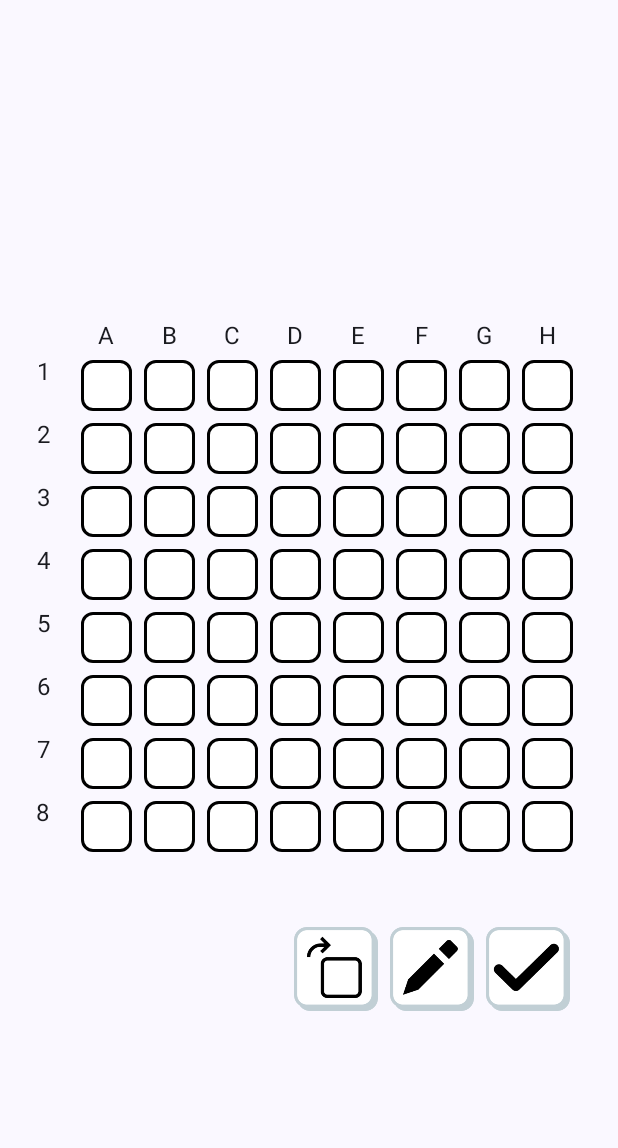
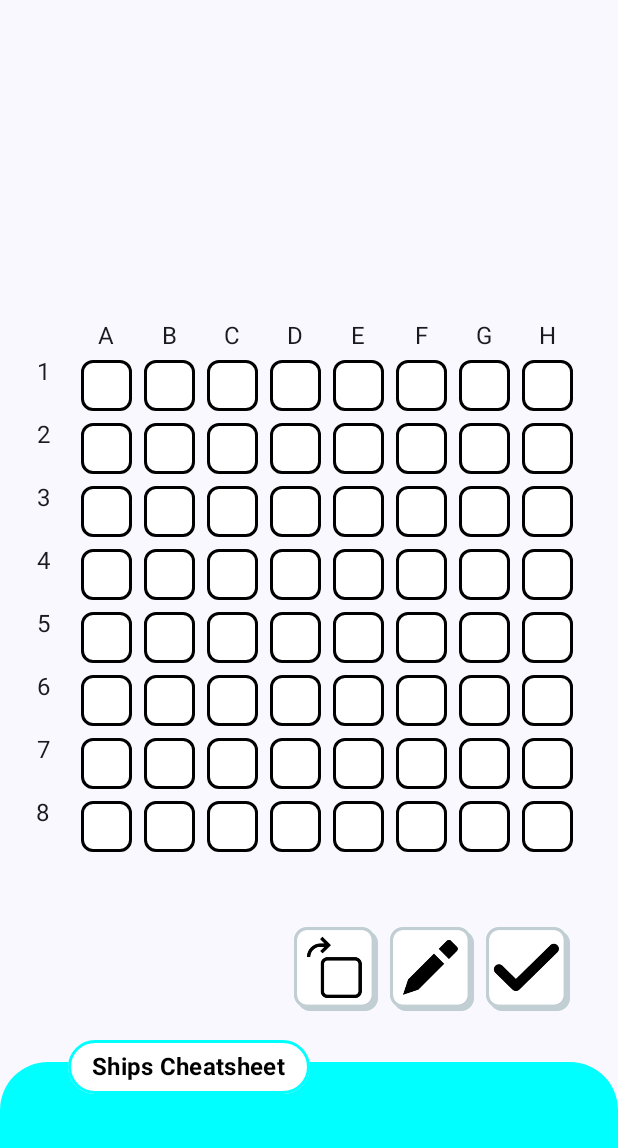
Before and after one commit to CarmineRaduazzo/battleship_game, an Android app built with Jetpack Compose: the GiocoScreen screen opened through its navigation route, on a phone screen of 412 x 824 dp. Shown: the top 1148 px of the screen. Run offline under Robolectric (Android 15) with nearby library versions, the phone set to English and light mode, and no system bars.

Commit message:
Aggiunta dell'etichetta Ships CheatSheet

```diff
--- a/app/src/main/java/com/example/battleship/Gioco.kt
+++ b/app/src/main/java/com/example/battleship/Gioco.kt
@@ -24,8 +24,9 @@ import androidx.navigation.NavController
 import androidx.compose.foundation.Image
 import androidx.compose.ui.res.painterResource
 import androidx.compose.ui.layout.ContentScale
+import androidx.compose.ui.res.stringResource
+import androidx.compose.ui.text.font.FontWeight
 
-import androidx.compose.foundation.*
 import kotlinx.coroutines.delay
 import kotlinx.coroutines.launch
 
@@ -458,7 +459,7 @@ fun GiocoScreen(navController: NavController) {
                 Row(
                     modifier = Modifier
                         .fillMaxWidth()
-                        .padding(top = 30.dp, bottom = 16.dp, end = 16.dp), //Dimensione provvisoria
+                        .padding(top = 30.dp, bottom = 16.dp, end = 16.dp),
                     horizontalArrangement = Arrangement.spacedBy(8.dp, Alignment.End)
                 ) {
                     Image( //Pulsante per cambiare l'orientamento delle navi
@@ -520,6 +521,41 @@ fun GiocoScreen(navController: NavController) {
                     )
                 }
             }
+
+            //Etichetta "Ships Cheatsheet"
+            Box(
+                modifier = Modifier
+                    .fillMaxWidth()
+                    .background(
+                        color = Color.Cyan,
+                        shape = RoundedCornerShape(topStart = 32.dp, topEnd = 32.dp)
+                    )
+                    .padding(vertical = 40.dp)
+                    .align(Alignment.BottomCenter)
+            ) {
+                Box(
+                    modifier = Modifier
+                        .align(Alignment.TopCenter)
+                        .offset(x = (-80).dp, y = (-55).dp)
+                ) {
+                    //Pulsante grafico del Ships CheatSheet
+                    Surface(
+                        color = Color.White,
+                        shape = RoundedCornerShape(50),
+                        modifier = Modifier
+                            .wrapContentWidth()
+                            .border(2.dp, Color.Cyan, shape = RoundedCornerShape(50))
+                    ) {
+                        Text(
+                            text = stringResource(R.string.ships_cheatsheet),
+                            color = Color.Black,
+                            style = MaterialTheme.typography.titleMedium,
+                            fontWeight = FontWeight.Bold,
+                            modifier = Modifier.padding(horizontal = 16.dp, vertical = 6.dp)
+                        )
+                    }
+                }
+            }
         }
     }
 }
--- a/app/src/main/res/values/strings.xml
+++ b/app/src/main/res/values/strings.xml
@@ -5,4 +5,7 @@
     <string name="battleship_game">Battleship Game</string>
     <string name="play">Play</string>
     <string name="quit">Quit</string>
+
+    /* Gioco */
+    <string name="ships_cheatsheet">Ships Cheatsheet</string>
 </resources>
```
